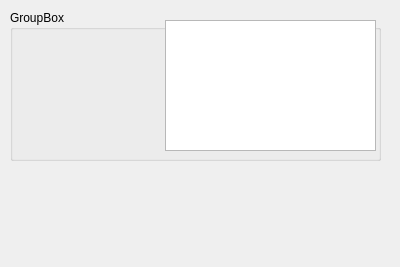
Old version of the form ui_files/newProductCodeFolder.ui in the repository FEN94/SML_FileManager.
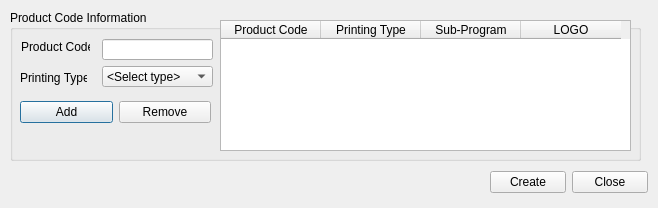
New version of the form.

Commit message: Table, pushButtons, comboBox and line edit elements added

```diff
--- a/ui_files/newProductCodeFolder.ui
+++ b/ui_files/newProductCodeFolder.ui
@@ -6,8 +6,8 @@
    <rect>
     <x>0</x>
     <y>0</y>
-    <width>400</width>
-    <height>267</height>
+    <width>658</width>
+    <height>208</height>
    </rect>
   </property>
   <property name="windowTitle">
@@ -18,23 +18,188 @@
     <rect>
      <x>10</x>
      <y>10</y>
-     <width>371</width>
+     <width>631</width>
      <height>151</height>
     </rect>
    </property>
    <property name="title">
-    <string>GroupBox</string>
+    <string>Product Code Information</string>
    </property>
    <widget class="QTableWidget" name="tableWidget">
     <property name="geometry">
      <rect>
-      <x>155</x>
+      <x>210</x>
       <y>10</y>
-      <width>211</width>
+      <width>411</width>
       <height>131</height>
      </rect>
     </property>
+    <property name="verticalScrollMode">
+     <enum>QAbstractItemView::ScrollPerPixel</enum>
+    </property>
+    <property name="horizontalScrollMode">
+     <enum>QAbstractItemView::ScrollPerPixel</enum>
+    </property>
+    <column>
+     <property name="text">
+      <string>Product Code</string>
+     </property>
+     <property name="textAlignment">
+      <set>AlignCenter</set>
+     </property>
+    </column>
+    <column>
+     <property name="text">
+      <string>Printing Type</string>
+     </property>
+     <property name="textAlignment">
+      <set>AlignCenter</set>
+     </property>
+    </column>
+    <column>
+     <property name="text">
+      <string>Sub-Program</string>
+     </property>
+     <property name="textAlignment">
+      <set>AlignCenter</set>
+     </property>
+    </column>
+    <column>
+     <property name="text">
+      <string>LOGO</string>
+     </property>
+     <property name="textAlignment">
+      <set>AlignCenter</set>
+     </property>
+    </column>
    </widget>
+   <widget class="QLabel" name="label_productCode">
+    <property name="geometry">
+     <rect>
+      <x>11</x>
+      <y>29</y>
+      <width>69</width>
+      <height>16</height>
+     </rect>
+    </property>
+    <property name="text">
+     <string>Product Code:</string>
+    </property>
+   </widget>
+   <widget class="QLabel" name="label_printingType">
+    <property name="geometry">
+     <rect>
+      <x>10</x>
+      <y>60</y>
+      <width>67</width>
+      <height>16</height>
+     </rect>
+    </property>
+    <property name="text">
+     <string>Printing Type:</string>
+    </property>
+   </widget>
+   <widget class="QWidget" name="">
+    <property name="geometry">
+     <rect>
+      <x>10</x>
+      <y>90</y>
+      <width>191</width>
+      <height>25</height>
+     </rect>
+    </property>
+    <layout class="QHBoxLayout" name="horizontalLayout_2">
+     <item>
+      <widget class="QPushButton" name="pushButton_add">
+       <property name="text">
+        <string>Add</string>
+       </property>
+      </widget>
+     </item>
+     <item>
+      <widget class="QPushButton" name="pushButton_remove">
+       <property name="text">
+        <string>Remove</string>
+       </property>
+      </widget>
+     </item>
+    </layout>
+   </widget>
+   <widget class="QWidget" name="">
+    <property name="geometry">
+     <rect>
+      <x>92</x>
+      <y>29</y>
+      <width>111</width>
+      <height>48</height>
+     </rect>
+    </property>
+    <layout class="QVBoxLayout" name="verticalLayout_2">
+     <item>
+      <widget class="QLineEdit" name="lineEdit_productCode"/>
+     </item>
+     <item>
+      <widget class="QComboBox" name="comboBox">
+       <item>
+        <property name="text">
+         <string>&lt;Select type&gt;</string>
+        </property>
+       </item>
+       <item>
+        <property name="text">
+         <string>Arc_Thermal</string>
+        </property>
+       </item>
+       <item>
+        <property name="text">
+         <string>Digital</string>
+        </property>
+       </item>
+       <item>
+        <property name="text">
+         <string>Offset</string>
+        </property>
+       </item>
+       <item>
+        <property name="text">
+         <string>PFL</string>
+        </property>
+       </item>
+       <item>
+        <property name="text">
+         <string>Woven</string>
+        </property>
+       </item>
+      </widget>
+     </item>
+    </layout>
+   </widget>
+  </widget>
+  <widget class="QWidget" name="">
+   <property name="geometry">
+    <rect>
+     <x>490</x>
+     <y>170</y>
+     <width>158</width>
+     <height>25</height>
+    </rect>
+   </property>
+   <layout class="QHBoxLayout" name="horizontalLayout">
+    <item>
+     <widget class="QPushButton" name="pushButton_create">
+      <property name="text">
+       <string>Create</string>
+      </property>
+     </widget>
+    </item>
+    <item>
+     <widget class="QPushButton" name="pushButton_close">
+      <property name="text">
+       <string>Close</string>
+      </property>
+     </widget>
+    </item>
+   </layout>
   </widget>
  </widget>
  <resources/>
```
Left out of the diff: 10 changed lines with no effect on the pictures.
